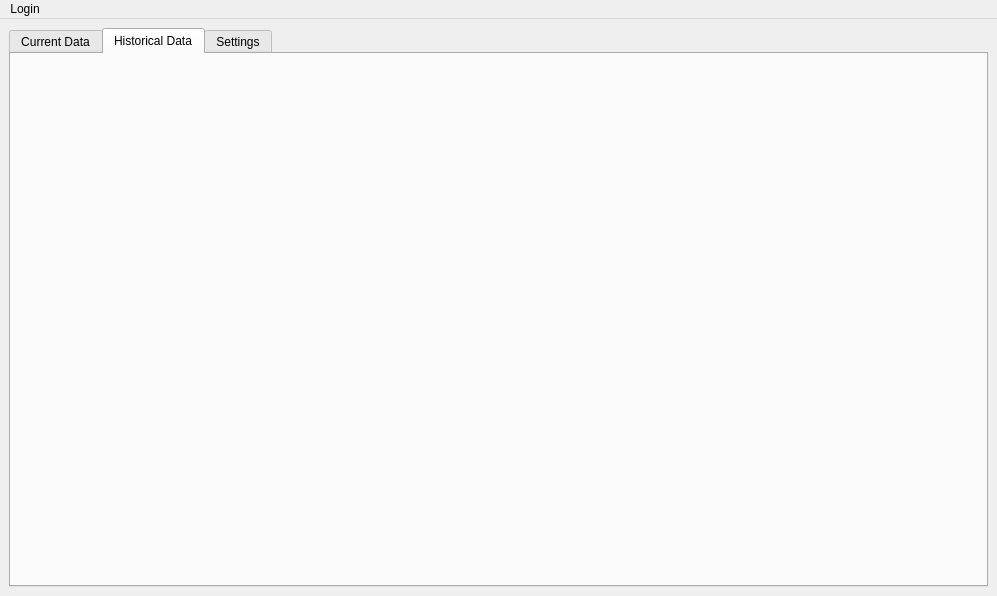
The window that mainwindow.ui (EugenYepes/Central_monitoreo_aire_AppQT) describes before a commit, drawn with Qt 5.
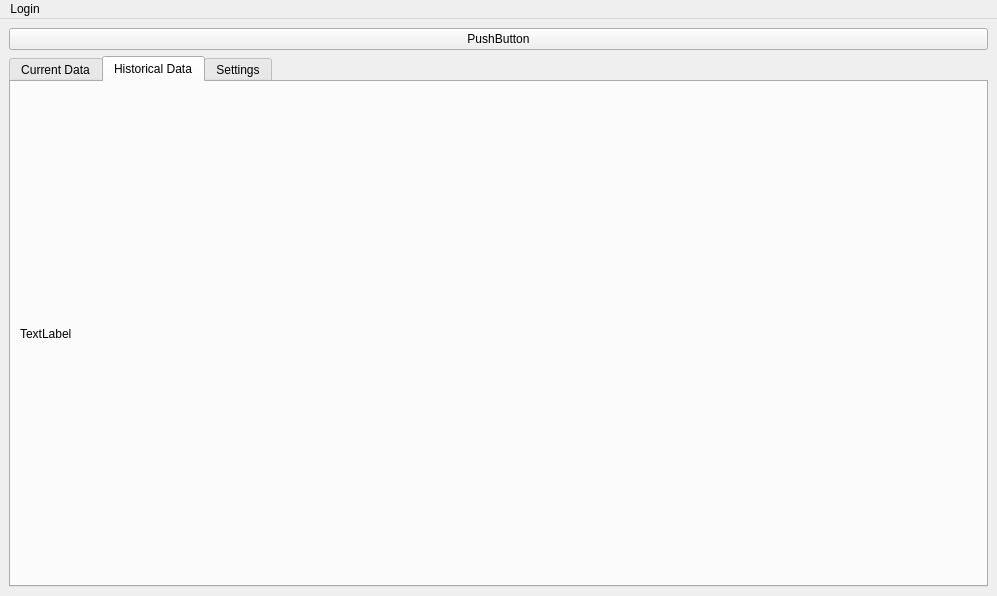
The same window after the commit. The open tabs and pages were chosen to show the change.

The edit to the form file:
```diff
--- a/mainwindow.ui
+++ b/mainwindow.ui
@@ -14,7 +14,14 @@
    <string>MainWindow</string>
   </property>
   <widget class="QWidget" name="centralwidget">
-   <layout class="QHBoxLayout" name="horizontalLayout">
+   <layout class="QVBoxLayout" name="verticalLayout">
+    <item>
+     <widget class="QPushButton" name="pushButton">
+      <property name="text">
+       <string>PushButton</string>
+      </property>
+     </widget>
+    </item>
     <item>
      <widget class="QTabWidget" name="tabWidget">
       <property name="currentIndex">
@@ -166,6 +173,18 @@
        <attribute name="title">
         <string>Historical Data</string>
        </attribute>
+       <layout class="QHBoxLayout" name="horizontalLayout">
+        <item>
+         <widget class="QLabel" name="label_Historical">
+          <property name="text">
+           <string>TextLabel</string>
+          </property>
+          <property name="scaledContents">
+           <bool>false</bool>
+          </property>
+         </widget>
+        </item>
+       </layout>
       </widget>
       <widget class="QWidget" name="tab_3">
        <attribute name="title">
```
Left out of the diff: 2 changed lines with no effect on the pictures.
